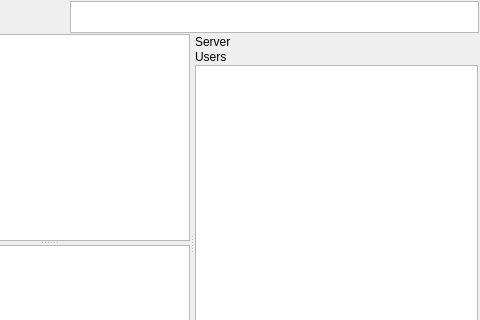
Qt form ui/irc-channel-box.ui (berndhs/egalite) before a commit; both pictures show x 94 to 574 and y 0 to 320 of the 574 by 476 pixel window.
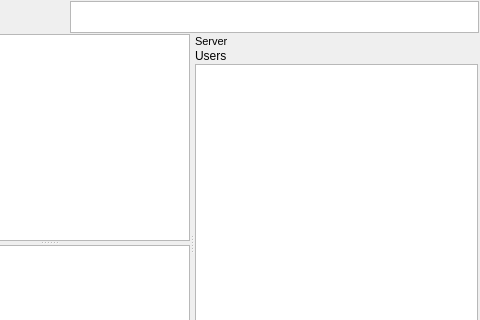
The same form after that commit. Icons and pictures are not drawn.

Commit message: display server name on chat windows in small font

Diff of the .ui file:
```diff
--- a/ui/irc-channel-box.ui
+++ b/ui/irc-channel-box.ui
@@ -107,6 +107,17 @@
       <layout class="QVBoxLayout" name="verticalLayout">
        <item>
         <widget class="QLabel" name="serverLabel">
+         <property name="sizePolicy">
+          <sizepolicy hsizetype="Expanding" vsizetype="Preferred">
+           <horstretch>0</horstretch>
+           <verstretch>0</verstretch>
+          </sizepolicy>
+         </property>
+         <property name="font">
+          <font>
+           <pointsize>8</pointsize>
+          </font>
+         </property>
          <property name="text">
           <string>Server</string>
          </property>
```
The commit also changes 3 other files.
